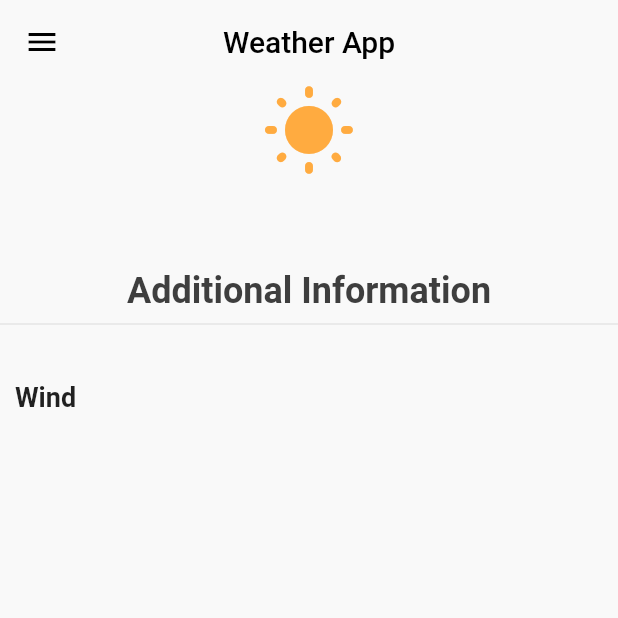
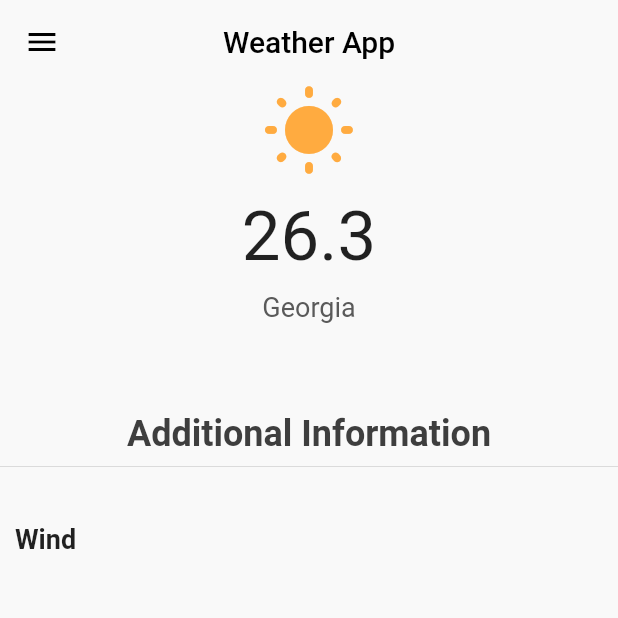
Before and after one commit to utkuvrs/weather_app_mobile_flutter, a Flutter app: the screen it shows after launch, on a phone screen of 412 x 824 dp, the top half of it. Run offline on Flutter 3.47's test engine with Material 2 defaults, Android fonts, the phone set to English and light mode, and no system bars.

Commit message:
Update current_weather.dart

```diff
--- a/lib/views/current_weather.dart
+++ b/lib/views/current_weather.dart
@@ -10,7 +10,19 @@ Widget currentWeather(IconData icon, String temp, String location) {
           icon,
           color: Colors.orangeAccent,
           size: 64.0,
-        )
+        ),
+        const SizedBox(
+          height: 10.0,
+        ),
+        Text(
+          "$temp",
+          style: const TextStyle(fontSize: 46.0),
+        ),
+        const SizedBox(height: 10),
+        Text(
+          "$location",
+          style: const TextStyle(fontSize: 18.0, color: Color(0xFF5a5a5a)),
+        ),
       ],
     ),
   );
```
